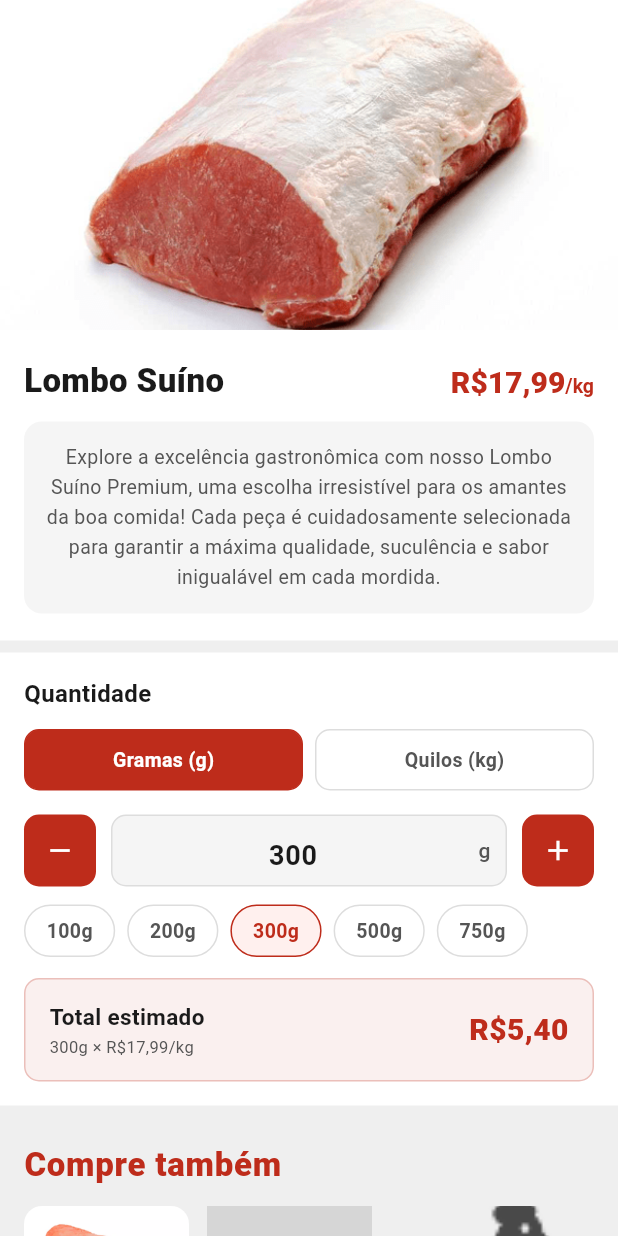
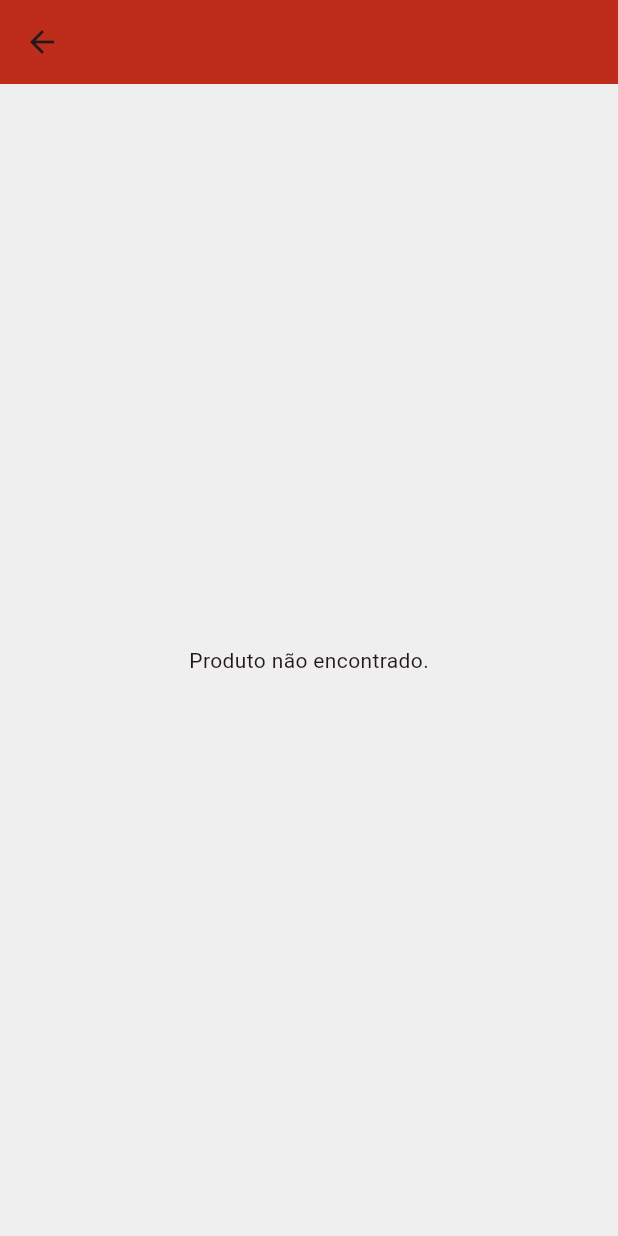
Before and after one commit to VIN1RM/meatshop-mobile, a Flutter app: the ProductDetailScreen screen opened by its route, on a phone screen of 412 x 824 dp. Run offline on Flutter 3.47's test engine with Material 3 defaults, Android fonts, the phone set to English and light mode, and no system bars; our stand-ins replace cloud_firestore, csv, firebase_auth, firebase_core, firebase_storage, image_picker and 3 more; accounts and stored records are empty; grey boxes are pictures that could not be loaded.

Commit message:
feat(product-detail): integrate ProductDetailScreen with real Firestore data
- Replace ButcherProduct mock model with ProductModel as route argument
- Add back button overlay on hero banner
- Display real product name, price, description, brand and unit of measure
- Fix total price calculation using ProductModel.price (double) directly
- Remove mock suggestions section (pending Firestore integration)
- Add null safety fallback when no product argument is passed
- Wire CutsScreen product items to navigate to productDetail with ProductModel

```diff
--- a/lib/ui/screens/butcher/product_detail_screen.dart
+++ b/lib/ui/screens/butcher/product_detail_screen.dart
@@ -1,7 +1,6 @@
 import 'package:flutter/material.dart';
 import 'package:flutter/services.dart';
-import 'package:meatshop_mobile/models/butcher_product_model.dart';
-import 'package:meatshop_mobile/routes/app_routes.dart';
+import 'package:meatshop_mobile/models/product_model.dart';
 
 class ProductDetailScreen extends StatefulWidget {
   const ProductDetailScreen({super.key});
@@ -25,27 +24,6 @@ class _ProductDetailScreenState extends State<ProductDetailScreen> {
   static const List<int> _chipsG = [100, 200, 300, 500, 750];
   static const List<double> _chipsKg = [0.5, 1.0, 1.5, 2.0, 3.0];
 
-  static const List<ButcherProduct> _suggestions = [
-    ButcherProduct(
-      nome: 'Picanha angus',
-      preco: 'R\$75,00',
-      unidade: '/kg',
-      imageAsset: 'assets/images/picanha.png',
-    ),
-    ButcherProduct(
-      nome: 'Costela bovina',
-      preco: 'R\$31,49',
-      unidade: '/kg',
-      imageAsset: 'assets/images/costela.png',
-    ),
-    ButcherProduct(
-      nome: 'Coxa de frango',
-      preco: 'R\$9,99',
-      unidade: '/kg',
-      imageAsset: 'assets/images/frango.png',
-    ),
-  ];
-
   @override
   void dispose() {
     _qtyController.dispose();
@@ -54,20 +32,15 @@ class _ProductDetailScreenState extends State<ProductDetailScreen> {
 
   @override
   Widget build(BuildContext context) {
-    final product =
-        ModalRoute.of(context)?.settings.arguments as ButcherProduct? ??
-        const ButcherProduct(
-          nome: 'Lombo Suíno',
-          preco: 'R\$17,99',
-          unidade: '/kg',
-          imageAsset: 'assets/images/lombo.png',
-          descricao:
-              'Explore a excelência gastronômica com nosso Lombo Suíno '
-              'Premium, uma escolha irresistível para os amantes da boa '
-              'comida! Cada peça é cuidadosamente selecionada para garantir '
-              'a máxima qualidade, suculência e sabor inigualável em cada '
-              'mordida.',
+    final product = ModalRoute.of(context)?.settings.arguments as ProductModel?;
+
+    if (product == null) {
+      return Scaffold(
+        backgroundColor: _pageBg,
+        appBar: AppBar(backgroundColor: _red),
+        body: const Center(child: Text('Produto não encontrado.')),
       );
+    }
 
     return Scaffold(
       backgroundColor: _pageBg,
@@ -83,10 +56,6 @@ class _ProductDetailScreenState extends State<ProductDetailScreen> {
                   _buildProductInfo(product),
                   const SizedBox(height: 8),
                   _buildQuantitySection(product),
-                  const SizedBox(height: 24),
-                  _buildSectionTitle('Compre também'),
-                  const SizedBox(height: 12),
-                  _buildSuggestions(),
                   const SizedBox(height: 100),
                 ],
               ),
@@ -97,28 +66,57 @@ class _ProductDetailScreenState extends State<ProductDetailScreen> {
     );
   }
 
-  Widget _buildHeroBanner(ButcherProduct product) {
-    return SizedBox(
+  Widget _buildHeroBanner(ProductModel product) {
+    return Stack(
+      children: [
+        SizedBox(
           width: double.infinity,
-      height: 220,
-      child: Image.asset(
-        product.imageAsset,
+          height: 240,
+          child: product.imageUrl.isNotEmpty
+              ? Image.network(
+                  product.imageUrl,
                   fit: BoxFit.cover,
-        errorBuilder: (_, __, ___) => Container(
+                  errorBuilder: (_, __, ___) => _heroBannerFallback(),
+                )
+              : _heroBannerFallback(),
+        ),
+
+        Positioned(
+          top: MediaQuery.of(context).padding.top + 8,
+          left: 12,
+          child: GestureDetector(
+            onTap: () => Navigator.pop(context),
+            child: Container(
+              padding: const EdgeInsets.all(8),
+              decoration: BoxDecoration(
+                color: Colors.black45,
+                borderRadius: BorderRadius.circular(10),
+              ),
+              child: const Icon(
+                Icons.arrow_back_ios_new,
+                color: Colors.white,
+                size: 18,
+              ),
+            ),
+          ),
+        ),
+      ],
+    );
+  }
+
+  Widget _heroBannerFallback() {
+    return Container(
       color: const Color(0xFF2A2A2A),
       child: const Center(
         child: Icon(Icons.image_outlined, color: Colors.white24, size: 60),
       ),
-        ),
-      ),
     );
   }
 
-  Widget _buildProductInfo(ButcherProduct product) {
-    final String desc = product.descricao.isEmpty
-        ? 'Produto selecionado com qualidade premium para garantir o melhor '
-              'sabor e suculência na sua mesa.'
-        : product.descricao;
+  Widget _buildProductInfo(ProductModel product) {
+    final desc = product.description.isNotEmpty
+        ? product.description
+        : 'Produto selecionado com qualidade premium para garantir o melhor sabor e suculência na sua mesa.';
 
     return Container(
       color: _white,
@@ -132,7 +130,7 @@ class _ProductDetailScreenState extends State<ProductDetailScreen> {
             children: [
               Expanded(
                 child: Text(
-                  product.nome,
+                  product.name,
                   style: const TextStyle(
                     fontSize: 22,
                     fontWeight: FontWeight.w800,
@@ -144,7 +142,7 @@ class _ProductDetailScreenState extends State<ProductDetailScreen> {
                 text: TextSpan(
                   children: [
                     TextSpan(
-                      text: product.preco,
+                      text: product.precoFormatado,
                       style: const TextStyle(
                         color: _red,
                         fontSize: 20,
@@ -152,7 +150,7 @@ class _ProductDetailScreenState extends State<ProductDetailScreen> {
                       ),
                     ),
                     TextSpan(
-                      text: product.unidade,
+                      text: '/${product.unitOfMeasure}',
                       style: const TextStyle(
                         color: _red,
                         fontSize: 13,
@@ -164,7 +162,30 @@ class _ProductDetailScreenState extends State<ProductDetailScreen> {
               ),
             ],
           ),
+
+          if (product.brand.isNotEmpty) ...[
+            const SizedBox(height: 6),
+            Row(
+              children: [
+                const Icon(
+                  Icons.storefront_outlined,
+                  size: 14,
+                  color: Color(0xFF888888),
+                ),
+                const SizedBox(width: 4),
+                Text(
+                  product.brand,
+                  style: const TextStyle(
+                    fontSize: 13,
+                    color: Color(0xFF888888),
+                  ),
+                ),
+              ],
+            ),
+          ],
+
           const SizedBox(height: 12),
+
           Container(
             width: double.infinity,
             padding: const EdgeInsets.all(14),
@@ -187,7 +208,7 @@ class _ProductDetailScreenState extends State<ProductDetailScreen> {
     );
   }
 
-  Widget _buildQuantitySection(ButcherProduct product) {
+  Widget _buildQuantitySection(ProductModel product) {
     return Container(
       color: _white,
       padding: const EdgeInsets.symmetric(horizontal: 16, vertical: 16),
@@ -203,16 +224,12 @@ class _ProductDetailScreenState extends State<ProductDetailScreen> {
             ),
           ),
           const SizedBox(height: 12),
-
           _buildUnitTabs(),
           const SizedBox(height: 16),
-
           _buildQtyInput(),
           const SizedBox(height: 12),
-
           _buildQtyChips(),
           const SizedBox(height: 14),
-
           _buildTotalBox(product),
         ],
       ),
@@ -225,23 +242,19 @@ class _ProductDetailScreenState extends State<ProductDetailScreen> {
         _buildUnitTab(
           label: 'Gramas (g)',
           selected: _isGrams,
-          onTap: () {
-            setState(() {
+          onTap: () => setState(() {
             _isGrams = true;
             _qtyController.text = '300';
-            });
-          },
+          }),
         ),
         const SizedBox(width: 8),
         _buildUnitTab(
           label: 'Quilos (kg)',
           selected: !_isGrams,
-          onTap: () {
-            setState(() {
+          onTap: () => setState(() {
             _isGrams = false;
             _qtyController.text = '0.5';
-            });
-          },
+          }),
         ),
       ],
     );
@@ -353,11 +366,10 @@ class _ProductDetailScreenState extends State<ProductDetailScreen> {
           onTap: () {
             final current = double.tryParse(_qtyController.text) ?? 0;
             final step = _isGrams ? 50.0 : 0.5;
-            final next = current + step;
             setState(() {
               _qtyController.text = _isGrams
-                  ? next.toInt().toString()
-                  : next.toStringAsFixed(1);
+                  ? (current + step).toInt().toString()
+                  : (current + step).toStringAsFixed(1);
             });
           },
         ),
@@ -385,16 +397,14 @@ class _ProductDetailScreenState extends State<ProductDetailScreen> {
 
   Widget _buildQtyChips() {
     final currentVal = double.tryParse(_qtyController.text) ?? 0;
-
     if (_isGrams) {
       return Wrap(
         spacing: 8,
         runSpacing: 8,
         children: _chipsG.map((g) {
-          final selected = currentVal == g.toDouble();
           return _buildChip(
             label: '${g}g',
-            selected: selected,
+            selected: currentVal == g.toDouble(),
             onTap: () => setState(() => _qtyController.text = g.toString()),
           );
         }).toList(),
@@ -404,10 +414,9 @@ class _ProductDetailScreenState extends State<ProductDetailScreen> {
         spacing: 8,
         runSpacing: 8,
         children: _chipsKg.map((kg) {
-          final selected = currentVal == kg;
           return _buildChip(
             label: '${kg}kg',
-            selected: selected,
+            selected: currentVal == kg,
             onTap: () =>
                 setState(() => _qtyController.text = kg.toStringAsFixed(1)),
           );
@@ -443,8 +452,12 @@ class _ProductDetailScreenState extends State<ProductDetailScreen> {
     );
   }
 
-  Widget _buildTotalBox(ButcherProduct product) {
-    final total = _calcTotal(product);
+  Widget _buildTotalBox(ProductModel product) {
+    final inputVal = double.tryParse(_qtyController.text) ?? 0;
+    final qtyKg = _isGrams ? inputVal / 1000.0 : inputVal;
+    final total = product.price * qtyKg;
+    final totalFormatado =
+        'R\$${total.toStringAsFixed(2).replaceAll('.', ',')}';
     final qty = _qtyController.text.isEmpty ? '0' : _qtyController.text;
     final unit = _isGrams ? 'g' : 'kg';
 
@@ -472,13 +485,13 @@ class _ProductDetailScreenState extends State<ProductDetailScreen> {
               ),
               const SizedBox(height: 2),
               Text(
-                '$qty$unit × ${product.preco}/kg',
+                '$qty$unit × ${product.precoFormatado}/${product.unitOfMeasure}',
                 style: const TextStyle(fontSize: 11, color: _textGray),
               ),
             ],
           ),
           Text(
-            total,
+            totalFormatado,
             style: const TextStyle(
               fontSize: 20,
               fontWeight: FontWeight.w800,
@@ -489,119 +502,4 @@ class _ProductDetailScreenState extends State<ProductDetailScreen> {
       ),
     );
   }
-
-  Widget _buildSectionTitle(String title) {
-    return Padding(
-      padding: const EdgeInsets.symmetric(horizontal: 16),
-      child: Text(
-        title,
-        style: const TextStyle(
-          color: _red,
-          fontSize: 22,
-          fontWeight: FontWeight.w900,
-          letterSpacing: 0.5,
-        ),
-      ),
-    );
 }
-
-  Widget _buildSuggestions() {
-    return SizedBox(
-      height: 160,
-      child: ListView.separated(
-        scrollDirection: Axis.horizontal,
-        padding: const EdgeInsets.symmetric(horizontal: 16),
-        itemCount: _suggestions.length,
-        separatorBuilder: (_, __) => const SizedBox(width: 12),
-        itemBuilder: (context, i) => _buildSuggestionCard(_suggestions[i]),
-      ),
-    );
-  }
-
-  Widget _buildSuggestionCard(ButcherProduct product) {
-    return GestureDetector(
-      onTap: () {
-        Navigator.pushReplacementNamed(
-          context,
-          AppRoutes.productDetail,
-          arguments: product,
-        );
-      },
-      child: SizedBox(
-        width: 110,
-        child: Column(
-          crossAxisAlignment: CrossAxisAlignment.start,
-          children: [
-            ClipRRect(
-              borderRadius: BorderRadius.circular(12),
-              child: SizedBox(
-                width: 110,
-                height: 100,
-                child: Image.asset(
-                  product.imageAsset,
-                  fit: BoxFit.cover,
-                  errorBuilder: (_, __, ___) => Container(
-                    color: const Color(0xFFCCCCCC),
-                    child: const Icon(
-                      Icons.image_outlined,
-                      color: Color(0xFF9E9E9E),
-                      size: 32,
-                    ),
-                  ),
-                ),
-              ),
-            ),
-            const SizedBox(height: 6),
-            Text(
-              product.nome,
-              style: const TextStyle(
-                fontSize: 12,
-                fontWeight: FontWeight.w600,
-                color: _textDark,
-              ),
-              maxLines: 2,
-              overflow: TextOverflow.ellipsis,
-            ),
-            const SizedBox(height: 2),
-            RichText(
-              text: TextSpan(
-                children: [
-                  TextSpan(
-                    text: product.preco,
-                    style: const TextStyle(
-                      color: _red,
-                      fontSize: 12,
-                      fontWeight: FontWeight.w700,
-                    ),
-                  ),
-                  TextSpan(
-                    text: product.unidade,
-                    style: const TextStyle(
-                      color: _red,
-                      fontSize: 10,
-                      fontWeight: FontWeight.w600,
-                    ),
-                  ),
-                ],
-              ),
-            ),
-          ],
-        ),
-      ),
-    );
-  }
-
-  String _calcTotal(ButcherProduct product) {
-    final raw = product.preco
-        .replaceAll('R\$', '')
-        .replaceAll('.', '')
-        .replaceAll(',', '.');
-    final pricePerKg = double.tryParse(raw) ?? 0.0;
-    final inputVal = double.tryParse(_qtyController.text) ?? 0.0;
-
-    final qtyKg = _isGrams ? inputVal / 1000.0 : inputVal;
-    final total = pricePerKg * qtyKg;
-
-    return 'R\$${total.toStringAsFixed(2).replaceAll('.', ',')}';
-  }
-}
```
Also changed, not shown: lib/ui/screens/cuts/cuts_screen.dart (+13 -2 lines). Lines whose indentation alone changed are shown as unchanged.
